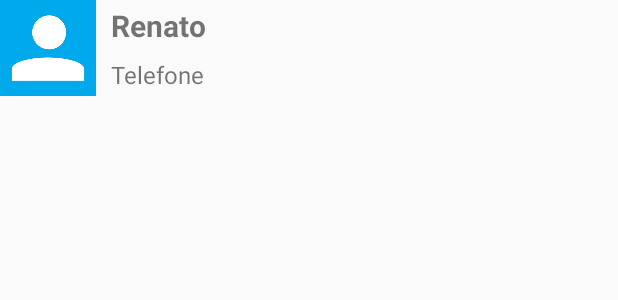
After one commit to ruanlas-learning/Agenda, an Android app: the layout list_view_item_aluno.xml on its own in the app's theme, with its tools: preview values and no code run, on a phone screen of 412 x 824 dp. The commit adds this screen. Shown: the top 300 px of the screen. Run offline under Robolectric (Android 15) with nearby library versions, the phone set to English and light mode, and no system bars.

Commit message:
modulo 2 - Aula 03

```diff
--- a/app/src/main/java/com/example/ruan/agenda/ListaAlunosActivity.java
+++ b/app/src/main/java/com/example/ruan/agenda/ListaAlunosActivity.java
@@ -22,6 +22,7 @@ import android.widget.Button;
 import android.widget.ListView;
 import android.widget.Toast;
 
+import com.example.ruan.agenda.adapter.AlunosAdapter;
 import com.example.ruan.agenda.dao.AlunoDAO;
 import com.example.ruan.agenda.modelo.Aluno;
 
@@ -77,7 +78,8 @@ public class ListaAlunosActivity extends AppCompatActivity {
         alunoDAO.close();
 
 //        String[] alunos = {"Daniel", "Ronaldo", "Jeferson", "Felipe"};
-        ArrayAdapter<Aluno> adapter = new ArrayAdapter<Aluno>(this, android.R.layout.simple_list_item_1, alunoList);
+//        ArrayAdapter<Aluno> adapter = new ArrayAdapter<Aluno>(this, android.R.layout.simple_list_item_1, alunoList);
+        AlunosAdapter adapter = new AlunosAdapter(this, alunoList);
         lista_alunos.setAdapter(adapter);
     }
 
--- /dev/null
+++ b/app/src/main/res/layout/list_view_item_aluno.xml
@@ -0,0 +1,41 @@
+<?xml version="1.0" encoding="utf-8"?>
+<LinearLayout
+    xmlns:android="http://schemas.android.com/apk/res/android"
+    android:orientation="horizontal"
+    android:layout_width="match_parent"
+    android:layout_height="wrap_content">
+
+    <ImageView
+        android:id="@+id/item_foto"
+        android:layout_width="64dp"
+        android:layout_height="64dp"
+        android:src="@drawable/person" />
+
+    <LinearLayout
+        android:orientation="vertical"
+        android:layout_width="wrap_content"
+        android:layout_height="match_parent"
+        android:gravity="center_vertical">
+
+        <TextView
+            android:id="@+id/item_nome"
+            android:layout_width="wrap_content"
+            android:layout_height="wrap_content"
+            android:text="Renato"
+            android:textSize="20sp"
+            android:textStyle="bold"
+            android:paddingLeft="10dp"/>
+
+        <TextView
+            android:layout_width="wrap_content"
+            android:layout_height="wrap_content"
+            android:id="@+id/item_telefone"
+            android:text="Telefone"
+            android:textSize="16sp"
+            android:paddingLeft="10dp"
+            android:paddingTop="8dp"/>
+
+    </LinearLayout>
+
+
+</LinearLayout>
```
Also changed, not shown: app/src/main/java/com/example/ruan/agenda/adapter/AlunosAdapter.java (added, +68 -0 lines).
